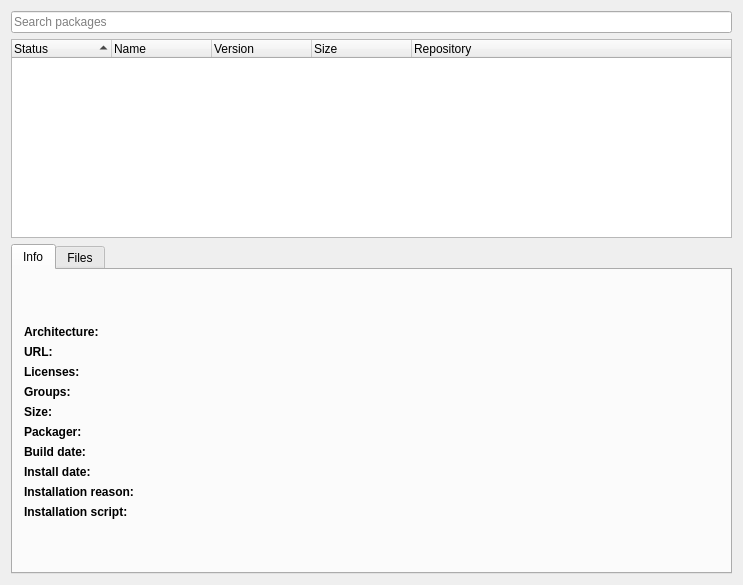
The window that src/mainwindow.ui (Shatur/orson) describes before a commit, drawn with Qt 5.
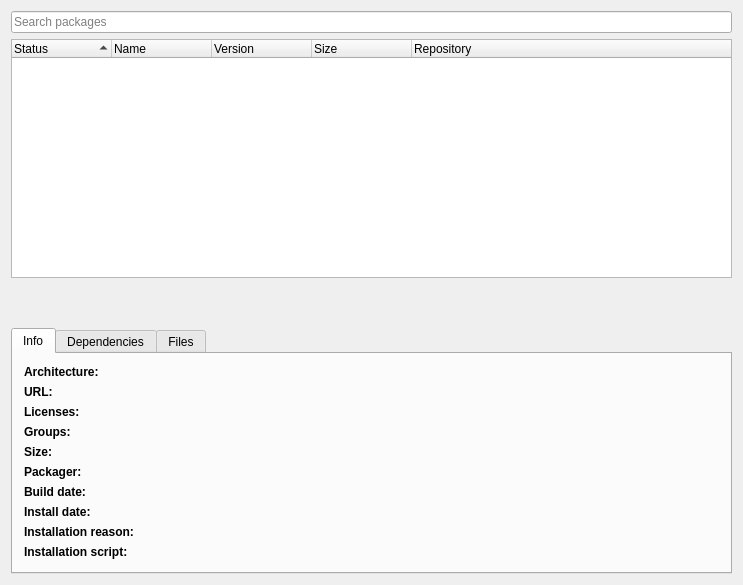
The same window after the commit. The open tabs and pages were chosen to show the change. Custom widgets are drawn as their Qt base class.

Commit message: Improve package info UI

Diff of the .ui file:
```diff
--- a/src/mainwindow.ui
+++ b/src/mainwindow.ui
@@ -64,16 +64,6 @@
      </widget>
     </item>
     <item>
-     <widget class="QTabWidget" name="tabWidget">
-      <property name="currentIndex">
-       <number>0</number>
-      </property>
-      <widget class="QWidget" name="infoTab">
-       <attribute name="title">
-        <string>Info</string>
-       </attribute>
-       <layout class="QVBoxLayout" name="verticalLayout_3">
-        <item>
          <layout class="QHBoxLayout" name="packageHeadLayout">
           <item>
            <widget class="QLabel" name="iconLabel">
@@ -132,8 +122,16 @@
          </layout>
         </item>
         <item>
-         <layout class="QFormLayout" name="packageBodyLayout">
-          <item row="1" column="0">
+     <widget class="QTabWidget" name="tabWidget">
+      <property name="currentIndex">
+       <number>1</number>
+      </property>
+      <widget class="QWidget" name="infoTab">
+       <attribute name="title">
+        <string>Info</string>
+       </attribute>
+       <layout class="QFormLayout" name="formLayout">
+        <item row="0" column="0">
            <widget class="QLabel" name="archTitleLabel">
             <property name="styleSheet">
              <string notr="true">font-weight: bold;</string>
@@ -143,7 +141,7 @@
             </property>
            </widget>
           </item>
-          <item row="1" column="1">
+        <item row="0" column="1">
            <widget class="QLabel" name="archLabel">
             <property name="text">
              <string/>
@@ -153,7 +151,7 @@
             </property>
            </widget>
           </item>
-          <item row="2" column="0">
+        <item row="1" column="0">
            <widget class="QLabel" name="urlTitleLabel">
             <property name="styleSheet">
              <string notr="true">font-weight: bold;</string>
@@ -163,7 +161,7 @@
             </property>
            </widget>
           </item>
-          <item row="2" column="1">
+        <item row="1" column="1">
            <widget class="QLabel" name="urlLabel">
             <property name="text">
              <string/>
@@ -176,7 +174,7 @@
             </property>
            </widget>
           </item>
-          <item row="3" column="0">
+        <item row="2" column="0">
            <widget class="QLabel" name="licensesTitleLabel">
             <property name="styleSheet">
              <string notr="true">font-weight: bold;</string>
@@ -186,7 +184,7 @@
             </property>
            </widget>
           </item>
-          <item row="3" column="1">
+        <item row="2" column="1">
            <widget class="QLabel" name="licensesLabel">
             <property name="text">
              <string/>
@@ -196,7 +194,27 @@
             </property>
            </widget>
           </item>
-          <item row="5" column="0">
+        <item row="3" column="0">
+         <widget class="QLabel" name="groupsTitlelabel">
+          <property name="styleSheet">
+           <string notr="true">font-weight: bold;</string>
+          </property>
+          <property name="text">
+           <string>Groups:</string>
+          </property>
+         </widget>
+        </item>
+        <item row="3" column="1">
+         <widget class="QLabel" name="groupslabel">
+          <property name="text">
+           <string/>
+          </property>
+          <property name="textInteractionFlags">
+           <set>Qt::LinksAccessibleByMouse|Qt::TextSelectableByMouse</set>
+          </property>
+         </widget>
+        </item>
+        <item row="4" column="0">
            <widget class="QLabel" name="sizeTitleLabel">
             <property name="styleSheet">
              <string notr="true">font-weight: bold;</string>
@@ -206,7 +224,7 @@
             </property>
            </widget>
           </item>
-          <item row="5" column="1">
+        <item row="4" column="1">
            <widget class="QLabel" name="sizeLabel">
             <property name="text">
              <string/>
@@ -216,7 +234,7 @@
             </property>
            </widget>
           </item>
-          <item row="6" column="0">
+        <item row="5" column="0">
            <widget class="QLabel" name="packagerTitleLabel">
             <property name="styleSheet">
              <string notr="true">font-weight: bold;</string>
@@ -226,7 +244,7 @@
             </property>
            </widget>
           </item>
-          <item row="6" column="1">
+        <item row="5" column="1">
            <widget class="QLabel" name="packagerLabel">
             <property name="text">
              <string/>
@@ -236,7 +254,7 @@
             </property>
            </widget>
           </item>
-          <item row="7" column="0">
+        <item row="6" column="0">
            <widget class="QLabel" name="buildDateTitleLabel">
             <property name="styleSheet">
              <string notr="true">font-weight: bold;</string>
@@ -246,7 +264,7 @@
             </property>
            </widget>
           </item>
-          <item row="7" column="1">
+        <item row="6" column="1">
            <widget class="QLabel" name="buildDateLabel">
             <property name="text">
              <string/>
@@ -256,7 +274,7 @@
             </property>
            </widget>
           </item>
-          <item row="8" column="0">
+        <item row="7" column="0">
            <widget class="QLabel" name="installDateTitleLabel">
             <property name="styleSheet">
              <string notr="true">font-weight: bold;</string>
@@ -266,7 +284,17 @@
             </property>
            </widget>
           </item>
-          <item row="9" column="0">
+        <item row="7" column="1">
+         <widget class="QLabel" name="installDateLabel">
+          <property name="text">
+           <string/>
+          </property>
+          <property name="textInteractionFlags">
+           <set>Qt::LinksAccessibleByMouse|Qt::TextSelectableByMouse</set>
+          </property>
+         </widget>
+        </item>
+        <item row="8" column="0">
            <widget class="QLabel" name="reasonTitleLabel">
             <property name="styleSheet">
              <string notr="true">font-weight: bold;</string>
@@ -276,7 +304,7 @@
             </property>
            </widget>
           </item>
-          <item row="9" column="1">
+        <item row="8" column="1">
            <widget class="QLabel" name="reasonLabel">
             <property name="text">
              <string/>
@@ -286,7 +314,7 @@
             </property>
            </widget>
           </item>
-          <item row="10" column="0">
+        <item row="9" column="0">
            <widget class="QLabel" name="scriptTitleLabel">
             <property name="styleSheet">
              <string notr="true">font-weight: bold;</string>
@@ -296,7 +324,7 @@
             </property>
            </widget>
           </item>
-          <item row="10" column="1">
+        <item row="9" column="1">
            <widget class="QLabel" name="scriptLabel">
             <property name="text">
              <string/>
@@ -306,52 +334,13 @@
             </property>
            </widget>
           </item>
-          <item row="8" column="1">
-           <widget class="QLabel" name="installDateLabel">
-            <property name="text">
-             <string/>
-            </property>
-            <property name="textInteractionFlags">
-             <set>Qt::LinksAccessibleByMouse|Qt::TextSelectableByMouse</set>
-            </property>
-           </widget>
-          </item>
-          <item row="4" column="0">
-           <widget class="QLabel" name="groupsTitlelabel">
-            <property name="styleSheet">
-             <string notr="true">font-weight: bold;</string>
-            </property>
-            <property name="text">
-             <string>Groups:</string>
-            </property>
-           </widget>
-          </item>
-          <item row="4" column="1">
-           <widget class="QLabel" name="groupslabel">
-            <property name="text">
-             <string/>
-            </property>
-            <property name="textInteractionFlags">
-             <set>Qt::LinksAccessibleByMouse|Qt::TextSelectableByMouse</set>
-            </property>
-           </widget>
-          </item>
-         </layout>
-        </item>
-        <item>
-         <spacer name="infoSpacer">
-          <property name="orientation">
-           <enum>Qt::Vertical</enum>
-          </property>
-          <property name="sizeHint" stdset="0">
-           <size>
-            <width>20</width>
-            <height>40</height>
-           </size>
-          </property>
-         </spacer>
-        </item>
-       </layout>
+       </layout>
+      </widget>
+      <widget class="QWidget" name="dependenciesTab">
+       <attribute name="title">
+        <string>Dependencies</string>
+       </attribute>
+       <layout class="QFormLayout" name="formLayout_2"/>
       </widget>
       <widget class="QWidget" name="filesTab">
        <attribute name="title">
```
Lines whose indentation alone changed are shown as unchanged.
